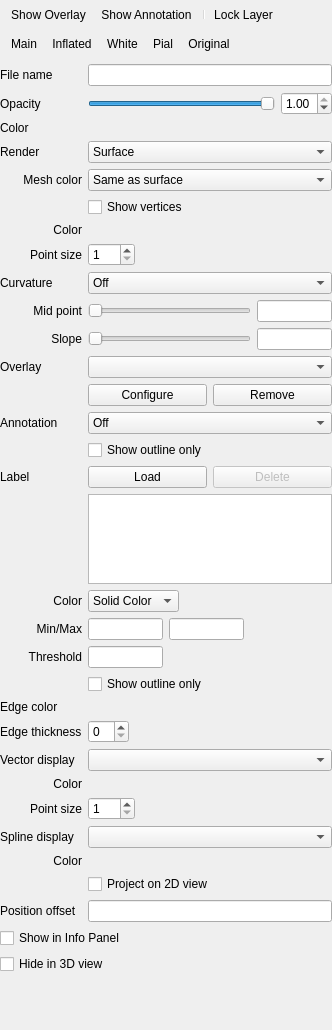
Old version of the form freeview/PanelSurface.ui in the repository freesurfer/freesurfer.
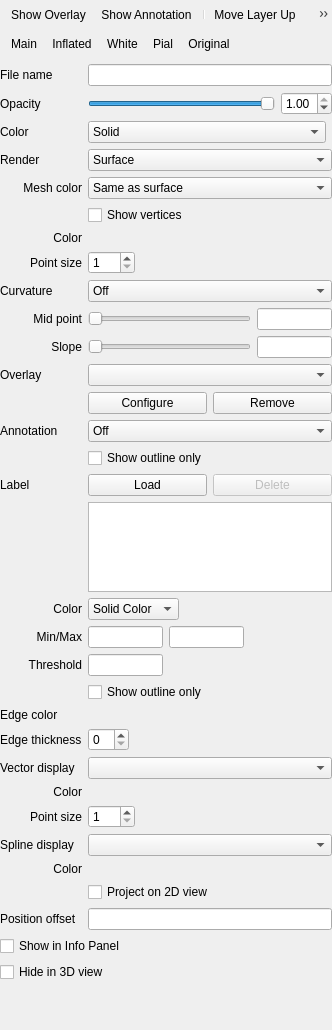
New version of the form. Icons and pictures are not drawn. Custom widgets are drawn as their Qt base class.

What changed in the file:
```diff
--- a/freeview/PanelSurface.ui
+++ b/freeview/PanelSurface.ui
@@ -23,9 +23,9 @@
    <property name="geometry">
     <rect>
      <x>0</x>
-     <y>-117</y>
+     <y>0</y>
      <width>314</width>
-     <height>1147</height>
+     <height>1159</height>
     </rect>
    </property>
    <layout class="QVBoxLayout" name="verticalLayout">
@@ -63,6 +63,8 @@
         <addaction name="actionShowOverlay"/>
         <addaction name="actionShowAnnotation"/>
         <addaction name="separator"/>
+        <addaction name="actionMoveLayerUp"/>
+        <addaction name="actionMoveLayerDown"/>
         <addaction name="actionLockLayer"/>
        </widget>
       </item>
@@ -286,22 +288,24 @@
       </item>
       <item row="3" column="1">
        <layout class="QHBoxLayout" name="horizontalLayout21">
+        <item>
+         <widget class="QComboBox" name="comboBoxColor">
+          <property name="sizePolicy">
+           <sizepolicy hsizetype="Preferred" vsizetype="Fixed">
+            <horstretch>1</horstretch>
+            <verstretch>0</verstretch>
+           </sizepolicy>
+          </property>
+          <item>
+           <property name="text">
+            <string>Solid</string>
+           </property>
+          </item>
+         </widget>
+        </item>
         <item>
          <widget class="QtColorPicker" name="colorpickerSurfaceColor" native="true"/>
         </item>
-        <item>
-         <spacer name="horizontalSpacer_21">
-          <property name="orientation">
-           <enum>Qt::Horizontal</enum>
-          </property>
-          <property name="sizeHint" stdset="0">
-           <size>
-            <width>0</width>
-            <height>0</height>
-           </size>
-          </property>
-         </spacer>
-        </item>
        </layout>
       </item>
       <item row="31" column="1">
@@ -1026,6 +1030,30 @@
     <string>Show Annotation</string>
    </property>
   </action>
+  <action name="actionMoveLayerUp">
+   <property name="icon">
+    <iconset resource="freeview.qrc">
+     <normaloff>:/resource/icons/move_up.png</normaloff>:/resource/icons/move_up.png</iconset>
+   </property>
+   <property name="text">
+    <string>Move Layer Up</string>
+   </property>
+   <property name="toolTip">
+    <string>Up</string>
+   </property>
+  </action>
+  <action name="actionMoveLayerDown">
+   <property name="icon">
+    <iconset resource="freeview.qrc">
+     <normaloff>:/resource/icons/move_down.png</normaloff>:/resource/icons/move_down.png</iconset>
+   </property>
+   <property name="text">
+    <string>Move Layer Down</string>
+   </property>
+   <property name="toolTip">
+    <string>Down</string>
+   </property>
+  </action>
  </widget>
  <customwidgets>
   <customwidget>
```
Left out of the diff: 65 changed lines with no effect on the pictures.
